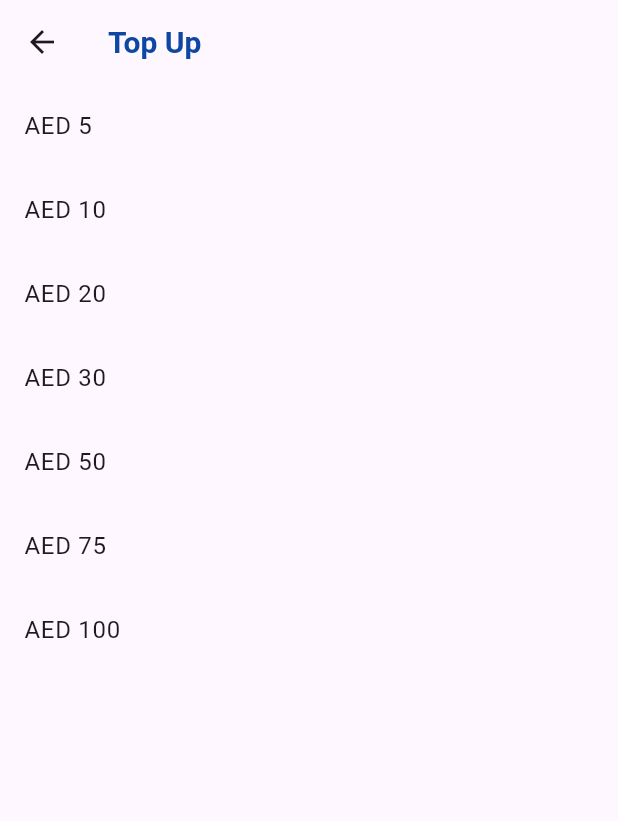
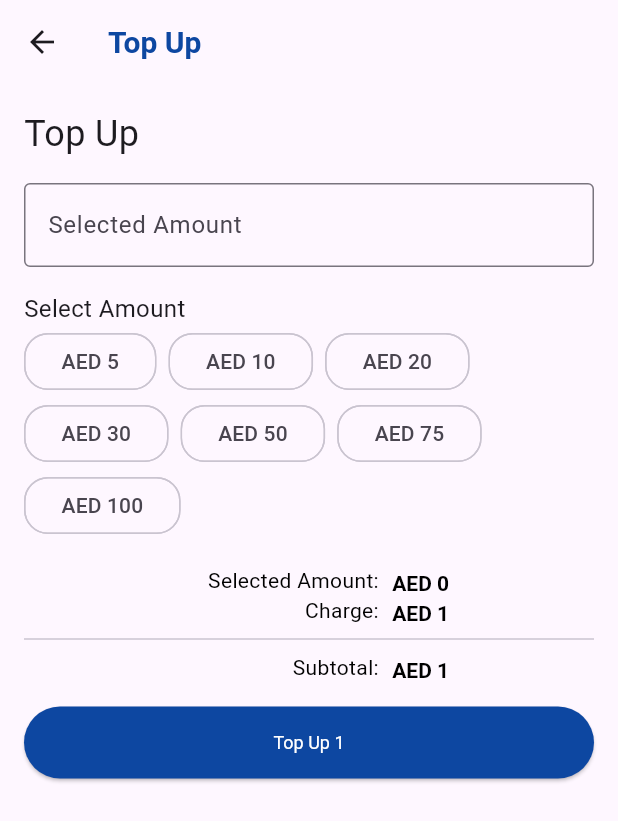
Before and after one commit to safiahmed4cs/assessment_sep, a Flutter app: the TopUpScreen screen opened directly with empty values, on a phone screen of 412 x 824 dp. Shown: the top 821 px of the screen. Run offline on Flutter 3.47's test engine with Material 3 defaults, Android fonts, the phone set to English and light mode, and no system bars; our stand-ins replace get, shared_preferences; accounts and stored records are empty.

Commit message:
topup screen

```diff
--- a/lib/controllers/topup_controller.dart
+++ b/lib/controllers/topup_controller.dart
@@ -6,8 +6,18 @@ import 'package:get/get.dart';
 
 class TopUpController extends GetxController {
   final topUpOptions = [5, 10, 20, 30, 50, 75, 100];
+
+  final RxInt selectedAmount = 0.obs;
+  final int charge = 1;
+
   final totalTopUpThisMonth = 0.obs;
   final amountController = TextEditingController();
+
+  void selectAmount(int amount) {
+    selectedAmount.value = amount;
+  }
+
+  int get totalAmount => selectedAmount.value + charge;
 
   bool topUp(Beneficiary beneficiary, int amount) {
     // Deduct the amount from the wallet balance
--- a/lib/screens/top_up_screens/top_up_screen.dart
+++ b/lib/screens/top_up_screens/top_up_screen.dart
@@ -1,6 +1,7 @@
 import 'package:assessment_sep_2024/controllers/topup_controller.dart';
 import 'package:assessment_sep_2024/models/benificiary.dart';
 import 'package:flutter/material.dart';
+import 'package:flutter/services.dart';
 import 'package:get/get.dart';
 
 class TopUpScreen extends StatelessWidget {
@@ -15,14 +16,76 @@ class TopUpScreen extends StatelessWidget {
 
     return Scaffold(
       appBar: AppBar(title: Text('Top Up ${beneficiary.fullname}')),
-      body: ListView.builder(
-        itemCount: topUpController.topUpOptions.length,
-        itemBuilder: (context, index) {
-          final amount = topUpController.topUpOptions[index];
-          return ListTile(
-            title: Text('AED $amount'),
-            onTap: () {
-              if (topUpController.topUp(beneficiary, amount)) {
+      body: Padding(
+        padding: const EdgeInsets.all(16.0),
+        child: Obx(() {
+          return Column(
+            crossAxisAlignment: CrossAxisAlignment.start,
+            children: [
+              const Text('Top Up', style: TextStyle(fontSize: 24)),
+              const SizedBox(height: 16),
+              TextFormField(
+                decoration: const InputDecoration(
+                  labelText: 'Selected Amount',
+                  border: OutlineInputBorder(),
+                ),
+                controller: TextEditingController(
+                  text: topUpController.selectedAmount.value == 0
+                      ? ''
+                      : 'AED ${topUpController.selectedAmount.value}',
+                ),
+                readOnly: true,
+              ),
+              const SizedBox(height: 16),
+              const Text('Select Amount', style: TextStyle(fontSize: 16)),
+              Wrap(
+                spacing: 8.0,
+                children: topUpController.topUpOptions.map((amount) {
+                  return ChoiceChip(
+                    label: Text('AED $amount'),
+                    selected: topUpController.selectedAmount.value == amount,
+                    onSelected: (selected) {
+                      if (selected) {
+                        topUpController.selectAmount(amount);
+                      }
+                    },
+                    shape: RoundedRectangleBorder(
+                      borderRadius: BorderRadius.circular(16.0),
+                    ),
+                    padding: const EdgeInsets.symmetric(
+                      vertical: 8.0,
+                      horizontal: 16.0,
+                    ),
+                  );
+                }).toList(),
+              ),
+              const SizedBox(height: 16),
+              Column(
+                children: [
+                  _richText(
+                    label: 'Selected Amount:',
+                    value: 'AED ${topUpController.selectedAmount}',
+                  ),
+                  _richText(
+                    label: 'Charge:',
+                    value: 'AED ${topUpController.charge}',
+                  ),
+                  const SizedBox(height: 8),
+                  const Divider(
+                    height: 2,
+                  ),
+                  const SizedBox(height: 8),
+                  _richText(
+                    label: 'Subtotal:',
+                    value: 'AED ${topUpController.totalAmount}',
+                  ),
+                ],
+              ),
+              const SizedBox(height: 16),
+              ElevatedButton(
+                onPressed: () {
+                  if (topUpController.topUp(
+                      beneficiary, topUpController.selectedAmount.value)) {
                     ScaffoldMessenger.of(context).showSnackBar(
                       const SnackBar(content: Text('Top Up Successful')),
                     );
@@ -32,8 +95,42 @@ class TopUpScreen extends StatelessWidget {
                     );
                   }
                 },
+                style: ElevatedButton.styleFrom(
+                  minimumSize: const Size(double.infinity, 48),
+                ),
+                child: Text('Top Up ${topUpController.totalAmount}'),
+              ),
+            ],
           );
-        },
+        }),
+      ),
+    );
+  }
+
+  Widget _richText({required String label, required String value}) {
+    return RichText(
+      text: TextSpan(
+        children: [
+          WidgetSpan(
+            child: Container(
+              alignment: Alignment.centerRight,
+              width: 140, // Set a fixed width for the label
+              child: Text(
+                label,
+                style: const TextStyle(fontSize: 14, color: Colors.black),
+              ),
+            ),
+          ),
+          const TextSpan(text: '  '),
+          TextSpan(
+            text: value,
+            style: const TextStyle(
+              fontSize: 14,
+              fontWeight: FontWeight.bold,
+              color: Colors.black,
+            ),
+          ),
+        ],
       ),
     );
   }
```
Lines whose indentation alone changed are shown as unchanged.
